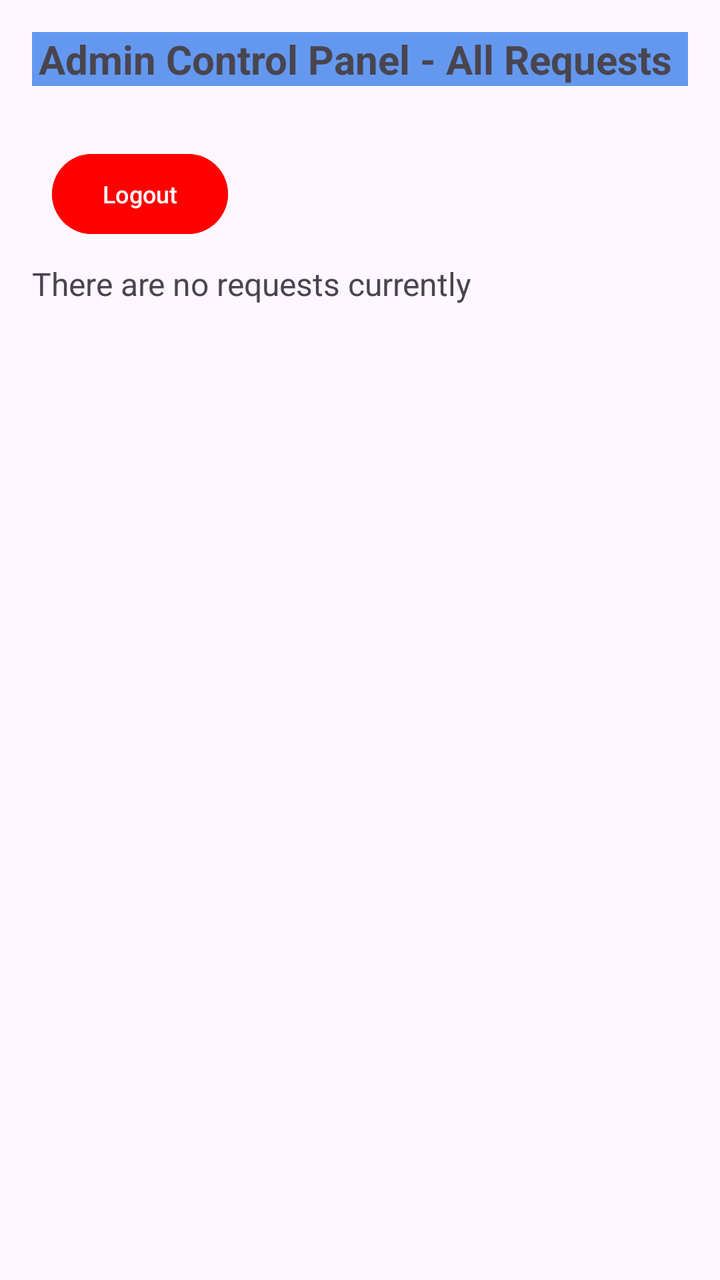
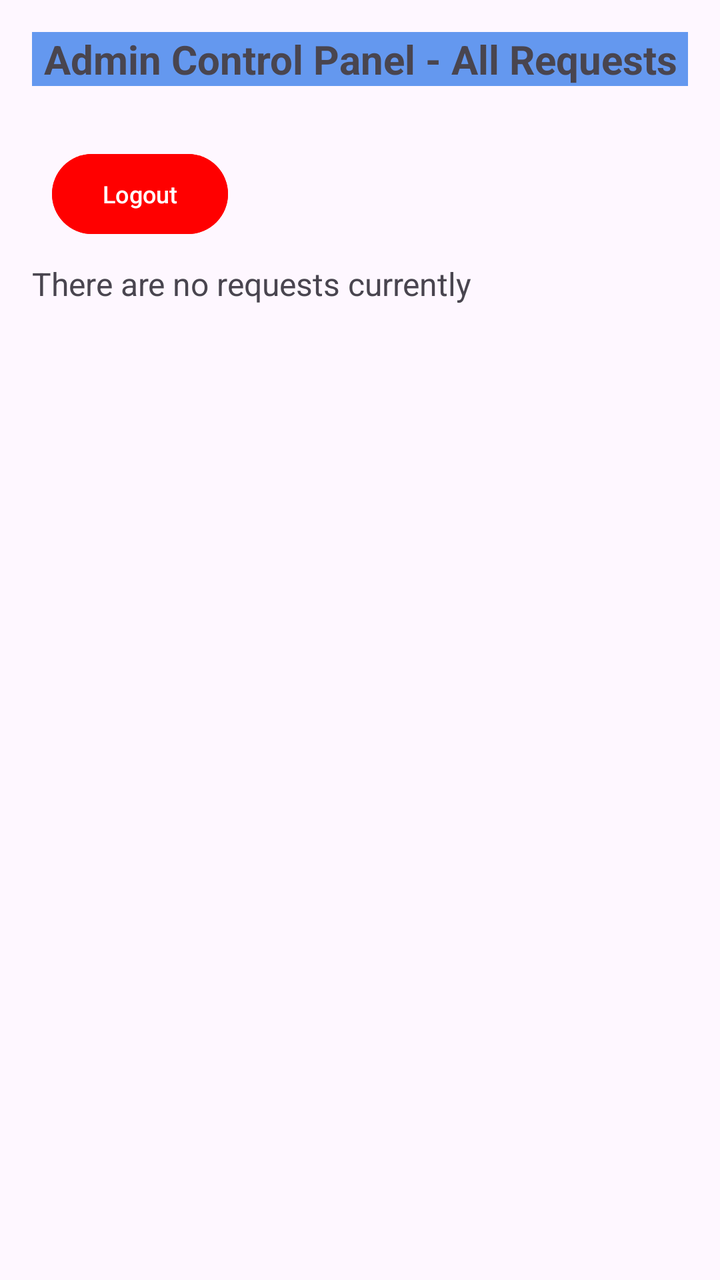

Compare the two renders of this Android layout. The source of the first and the diff that turns it into the second are given below.
<!-- AndroidManifest.xml: application theme Theme.KhadamatiApp -->
<!-- res/layout/activity_admin_dashboard.xml -->
<?xml version="1.0" encoding="utf-8"?>
<LinearLayout xmlns:android="http://schemas.android.com/apk/res/android"
    android:layout_width="match_parent"
    android:layout_height="match_parent"
    android:orientation="vertical"
    android:padding="16dp">

    <TextView
        android:layout_width="match_parent"
        android:layout_height="wrap_content"
        android:layout_marginBottom="20dp"
        android:background="#121CA2"
        android:backgroundTint="#6498EF"
        android:gravity="center"
        android:text="Admin Control Panel - All Requests "
        android:textSize="20sp"
        android:textStyle="bold" />

    <Button
        android:id="@+id/btnLogout"
        android:layout_width="wrap_content"
        android:layout_height="wrap_content"
        android:text="Logout"
        android:backgroundTint="#FF0000"
        android:textColor="#FFFFFF"
        android:layout_alignParentTop="true"
        android:layout_alignParentEnd="true"
        android:layout_margin="10dp"
        android:textSize="12sp" />
    <ScrollView
        android:layout_width="match_parent"
        android:layout_height="match_parent">

        <TextView
            android:id="@+id/tvRequestsList"
            android:layout_width="match_parent"
            android:layout_height="wrap_content"
            android:lineSpacingExtra="8dp"
            android:text="There are no requests currently "
            android:textSize="16sp" />
    </ScrollView>

</LinearLayout>
<!-- resources referenced by this layout -->
<resources>
  <style name="Theme.KhadamatiApp" parent="Base.Theme.KhadamatiApp" />
  <style name="Base.Theme.KhadamatiApp" parent="Theme.Material3.DayNight.NoActionBar">
          
          
      </style>
</resources>

<!-- the commit's change to res/layout/activity_admin_dashboard.xml (unified diff, before → after) -->
@@ -5,6 +5,7 @@
     android:orientation="vertical"
     android:padding="16dp">
 
+    
     <TextView
         android:layout_width="match_parent"
         android:layout_height="wrap_content"
@@ -12,10 +13,11 @@
         android:background="#121CA2"
         android:backgroundTint="#6498EF"
         android:gravity="center"
-        android:text="Admin Control Panel - All Requests "
+        android:text="@string/admin_control_panel_all_requests"
         android:textSize="20sp"
         android:textStyle="bold" />
 
+    
     <Button
         android:id="@+id/btnLogout"
         android:layout_width="wrap_content"
@@ -27,16 +29,19 @@
         android:layout_alignParentEnd="true"
         android:layout_margin="10dp"
         android:textSize="12sp" />
+
+    
     <ScrollView
         android:layout_width="match_parent"
         android:layout_height="match_parent">
 
+        
         <TextView
             android:id="@+id/tvRequestsList"
             android:layout_width="match_parent"
             android:layout_height="wrap_content"
             android:lineSpacingExtra="8dp"
-            android:text="There are no requests currently "
+            android:text="@string/there_are_no_requests_currently"
             android:textSize="16sp" />
     </ScrollView>
 
<!-- resource entries referenced after the edit -->
@@ -1,5 +1,7 @@
 <!-- resources referenced by this layout -->
 <resources>
+  <string name="admin_control_panel_all_requests">Admin Control Panel - All Requests</string>
+  <string name="there_are_no_requests_currently">There are no requests currently</string>
   <style name="Theme.KhadamatiApp" parent="Base.Theme.KhadamatiApp" />
   <style name="Base.Theme.KhadamatiApp" parent="Theme.Material3.DayNight.NoActionBar">
           
